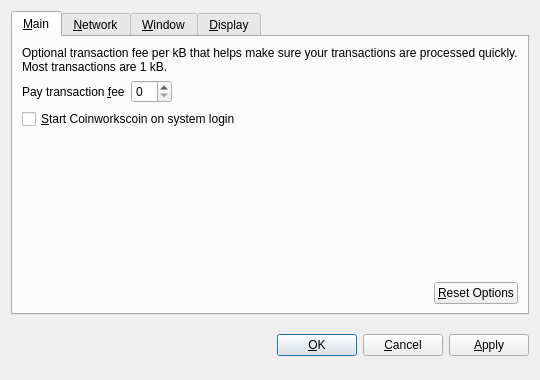
Before: the Qt Designer form src/qt/forms/optionsdialog.ui in sciencechain/LAB, drawn with Qt 5.
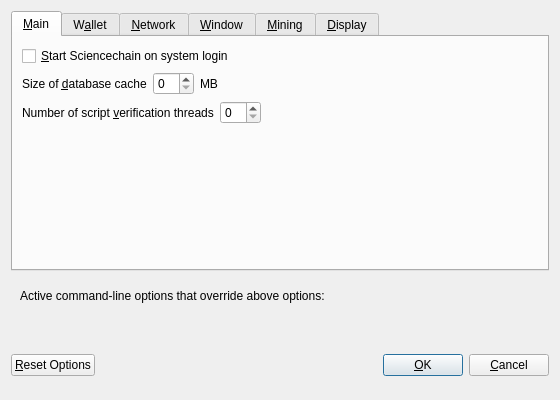
After: the same form once the commit is applied. The open tabs and pages were chosen to show the change. Custom widgets are drawn as their Qt base class.

Commit message: LAB Reborn as Sciencechain

The edit to the form file:
```diff
--- a/src/qt/forms/optionsdialog.ui
+++ b/src/qt/forms/optionsdialog.ui
@@ -6,8 +6,8 @@
    <rect>
     <x>0</x>
     <y>0</y>
-    <width>540</width>
-    <height>380</height>
+    <width>560</width>
+    <height>400</height>
    </rect>
   </property>
   <property name="windowTitle">
@@ -19,9 +19,6 @@
   <layout class="QVBoxLayout" name="verticalLayout">
    <item>
     <widget class="QTabWidget" name="tabWidget">
-     <property name="tabPosition">
-      <enum>QTabWidget::North</enum>
-     </property>
      <property name="currentIndex">
       <number>3</number>
      </property>
@@ -31,6 +28,116 @@
       </attribute>
       <layout class="QVBoxLayout" name="verticalLayout_Main">
        <item>
+        <widget class="QCheckBox" name="bitcoinAtStartup">
+         <property name="toolTip">
+          <string>Automatically start Sciencechain after logging in to the system.</string>
+         </property>
+         <property name="text">
+          <string>&amp;Start Sciencechain on system login</string>
+         </property>
+        </widget>
+       </item>
+       <item>
+        <layout class="QHBoxLayout" name="horizontalLayout_2_Main">
+         <item>
+          <widget class="QLabel" name="databaseCacheLabel">
+           <property name="text">
+            <string>Size of &amp;database cache</string>
+           </property>
+           <property name="textFormat">
+            <enum>Qt::PlainText</enum>
+           </property>
+           <property name="buddy">
+            <cstring>databaseCache</cstring>
+           </property>
+          </widget>
+         </item>
+         <item>
+          <widget class="QSpinBox" name="databaseCache"/>
+         </item>
+         <item>
+          <widget class="QLabel" name="databaseCacheUnitLabel">
+           <property name="text">
+            <string>MB</string>
+           </property>
+           <property name="textFormat">
+            <enum>Qt::PlainText</enum>
+           </property>
+          </widget>
+         </item>
+         <item>
+          <spacer name="horizontalSpacer_2_Main">
+           <property name="orientation">
+            <enum>Qt::Horizontal</enum>
+           </property>
+           <property name="sizeHint" stdset="0">
+            <size>
+             <width>40</width>
+             <height>20</height>
+            </size>
+           </property>
+          </spacer>
+         </item>
+        </layout>
+       </item>
+       <item>
+        <layout class="QHBoxLayout" name="horizontalLayout_3_Main">
+         <item>
+          <widget class="QLabel" name="threadsScriptVerifLabel">
+           <property name="text">
+            <string>Number of script &amp;verification threads</string>
+           </property>
+           <property name="textFormat">
+            <enum>Qt::PlainText</enum>
+           </property>
+           <property name="buddy">
+            <cstring>threadsScriptVerif</cstring>
+           </property>
+          </widget>
+         </item>
+         <item>
+          <widget class="QSpinBox" name="threadsScriptVerif">
+           <property name="toolTip">
+            <string>(0 = auto, &lt;0 = leave that many cores free)</string>
+           </property>
+          </widget>
+         </item>
+         <item>
+          <spacer name="horizontalSpacer_3_Main">
+           <property name="orientation">
+            <enum>Qt::Horizontal</enum>
+           </property>
+           <property name="sizeHint" stdset="0">
+            <size>
+             <width>40</width>
+             <height>20</height>
+            </size>
+           </property>
+          </spacer>
+         </item>
+        </layout>
+       </item>
+       <item>
+        <spacer name="verticalSpacer_Main">
+         <property name="orientation">
+          <enum>Qt::Vertical</enum>
+         </property>
+         <property name="sizeHint" stdset="0">
+          <size>
+           <width>20</width>
+           <height>40</height>
+          </size>
+         </property>
+        </spacer>
+       </item>
+      </layout>
+     </widget>
+     <widget class="QWidget" name="tabWallet">
+      <attribute name="title">
+       <string>W&amp;allet</string>
+      </attribute>
+      <layout class="QVBoxLayout" name="verticalLayout_Wallet">
+       <item>
         <widget class="QLabel" name="transactionFeeInfoLabel">
          <property name="text">
           <string>Optional transaction fee per kB that helps make sure your transactions are processed quickly. Most transactions are 1 kB.</string>
@@ -44,7 +151,7 @@
         </widget>
        </item>
        <item>
-        <layout class="QHBoxLayout" name="horizontalLayout_1_Main">
+        <layout class="QHBoxLayout" name="horizontalLayout_1_Wallet">
          <item>
           <widget class="QLabel" name="transactionFeeLabel">
            <property name="text">
@@ -77,17 +184,7 @@
         </layout>
        </item>
        <item>
-        <widget class="QCheckBox" name="bitcoinAtStartup">
-         <property name="toolTip">
-          <string>Automatically start Coinworkscoin after logging in to the system.</string>
-         </property>
-         <property name="text">
-          <string>&amp;Start Coinworkscoin on system login</string>
-         </property>
-        </widget>
-       </item>
-       <item>
-        <spacer name="verticalSpacer_Main">
+        <spacer name="verticalSpacer_Wallet">
          <property name="orientation">
           <enum>Qt::Vertical</enum>
          </property>
@@ -100,34 +197,33 @@
         </spacer>
        </item>
        <item>
-        <layout class="QHBoxLayout" name="horizontalLayout_2_Main">
-         <item>
-          <spacer name="horizontalSpacer_2_Main">
-           <property name="orientation">
-            <enum>Qt::Horizontal</enum>
-           </property>
-           <property name="sizeHint" stdset="0">
-            <size>
-             <width>40</width>
-             <height>20</height>
-            </size>
-           </property>
-          </spacer>
-         </item>
-         <item>
-          <widget class="QPushButton" name="resetButton">
-           <property name="toolTip">
-            <string>Reset all client options to default.</string>
-           </property>
-           <property name="text">
-            <string>&amp;Reset Options</string>
-           </property>
-           <property name="autoDefault">
-            <bool>false</bool>
-           </property>
-          </widget>
-         </item>
-        </layout>
+        <widget class="QGroupBox" name="groupBox">
+         <property name="title">
+          <string>Expert</string>
+         </property>
+         <layout class="QVBoxLayout" name="verticalLayout_2">
+          <item>
+           <widget class="QCheckBox" name="coinControlFeatures">
+            <property name="toolTip">
+             <string>Whether to show coin control features or not.</string>
+            </property>
+            <property name="text">
+             <string>Enable coin &amp;control features</string>
+            </property>
+           </widget>
+          </item>
+          <item>
+           <widget class="QCheckBox" name="spendZeroConfChange">
+            <property name="toolTip">
+             <string>If you disable the spending of unconfirmed change, the change from a transaction cannot be used until that transaction has at least one confirmation. This also affects how your balance is computed.</string>
+            </property>
+            <property name="text">
+             <string>&amp;Spend unconfirmed change</string>
+            </property>
+           </widget>
+          </item>
+         </layout>
+        </widget>
        </item>
       </layout>
      </widget>
@@ -300,6 +396,66 @@
        </item>
       </layout>
      </widget>
+     
+     <widget class="QWidget" name="tabMining">
+      <attribute name="title">
+       <string>&amp;Mining</string>
+      </attribute>
+      <layout class="QVBoxLayout" name="verticalLayout_Mining">
+      
+       <item>
+        <widget class="QCheckBox" name="checkboxMiningEnabled">
+         <property name="toolTip">
+          <string>&lt;html&gt;&lt;head/&gt;&lt;body&gt;&lt;p&gt;Whether to enabled Sciencechain mining by default.&lt;/p&gt;&lt;/body&gt;&lt;/html&gt;</string>
+         </property>
+         <property name="text">
+          <string>&amp;Mining enabled</string>
+         </property>
+        </widget>
+       </item>
+       
+       <item>
+        <layout class="QHBoxLayout" name="horizontalLayout_2_Mining">        
+         <item>
+          <widget class="QLabel" name="labelMiningProcLimit">
+           <property name="text">
+            <string>&amp;Mining limit:</string>
+           </property>
+           <property name="textFormat">
+            <enum>Qt::PlainText</enum>
+           </property>
+           <property name="buddy">
+            <cstring>comboMiningProcLimit</cstring>
+           </property>
+          </widget>
+         </item>
+         <item>
+          <widget class="QValueComboBox" name="comboMiningProcLimit">
+           <property name="toolTip">
+            <string>Choose the default mining intensity.</string>
+           </property>
+          </widget>
+         </item>
+        </layout>
+       </item>
+       <item>
+        <spacer name="verticalSpacer_Display">
+         <property name="orientation">
+          <enum>Qt::Vertical</enum>
+         </property>
+         <property name="sizeHint" stdset="0">
+          <size>
+           <width>20</width>
+           <height>40</height>
+          </size>
+         </property>
+        </spacer>
+       </item>
+       
+      </layout>
+     </widget>
+     
+     
      <widget class="QWidget" name="tabDisplay">
       <attribute name="title">
        <string>&amp;Display</string>
@@ -380,8 +536,67 @@
      </widget>
     </widget>
    </item>
+   <item>
+    <widget class="QFrame" name="frame">
+     <layout class="QVBoxLayout" name="verticalLayout_Bottom">
+      <item>
+       <layout class="QHBoxLayout" name="horizontalLayout_Bottom">
+        <item>
+         <widget class="QLabel" name="overriddenByCommandLineInfoLabel">
+          <property name="text">
+           <string>Active command-line options that override above options:</string>
+          </property>
+          <property name="textFormat">
+           <enum>Qt::PlainText</enum>
+          </property>
+         </widget>
+        </item>
+        <item>
+         <spacer name="horizontalSpacer_Bottom">
+          <property name="orientation">
+           <enum>Qt::Horizontal</enum>
+          </property>
+          <property name="sizeHint" stdset="0">
+           <size>
+            <width>40</width>
+            <height>20</height>
+           </size>
+          </property>
+         </spacer>
+        </item>
+       </layout>
+      </item>
+      <item>
+       <widget class="QLabel" name="overriddenByCommandLineLabel">
+        <property name="text">
+         <string/>
+        </property>
+        <property name="textFormat">
+         <enum>Qt::PlainText</enum>
+        </property>
+        <property name="wordWrap">
+         <bool>true</bool>
+        </property>
+       </widget>
+      </item>
+     </layout>
+    </widget>
+   </item>
    <item>
     <layout class="QHBoxLayout" name="horizontalLayout_Buttons">
+     <item>
+      <widget class="QPushButton" name="resetButton">
+       <property name="toolTip">
+        <string>Reset all client options to default.</string>
+       </property>
+       <property name="text">
+        <string>&amp;Reset Options</string>
+       </property>
+       <property name="autoDefault">
+        <bool>false</bool>
+       </property>
+      </widget>
+     </item>
      <item>
       <spacer name="horizontalSpacer_1">
        <property name="orientation">
@@ -397,6 +612,12 @@
      </item>
      <item>
       <widget class="QLabel" name="statusLabel">
+       <property name="minimumSize">
+        <size>
+         <width>200</width>
+         <height>0</height>
+        </size>
+       </property>
        <property name="font">
         <font>
          <weight>75</weight>
@@ -444,16 +665,6 @@
        </property>
       </widget>
      </item>
-     <item>
-      <widget class="QPushButton" name="applyButton">
-       <property name="text">
-        <string>&amp;Apply</string>
-       </property>
-       <property name="autoDefault">
-        <bool>false</bool>
-       </property>
-      </widget>
-     </item>
     </layout>
    </item>
   </layout>
@@ -461,19 +672,20 @@
  <customwidgets>
   <customwidget>
    <class>BitcoinAmountField</class>
-   <extends>QSpinBox</extends>
+   <extends>QLineEdit</extends>
    <header>bitcoinamountfield.h</header>
+   <container>1</container>
+  </customwidget>
+  <customwidget>
+   <class>QValidatedLineEdit</class>
+   <extends>QLineEdit</extends>
+   <header>qvalidatedlineedit.h</header>
   </customwidget>
   <customwidget>
    <class>QValueComboBox</class>
    <extends>QComboBox</extends>
    <header>qvaluecombobox.h</header>
   </customwidget>
-  <customwidget>
-   <class>QValidatedLineEdit</class>
-   <extends>QLineEdit</extends>
-   <header>qvalidatedlineedit.h</header>
-  </customwidget>
  </customwidgets>
  <resources/>
  <connections/>
```
Left out of the diff: 56 changed lines with no effect on the pictures. The commit also changes 907 other files.
